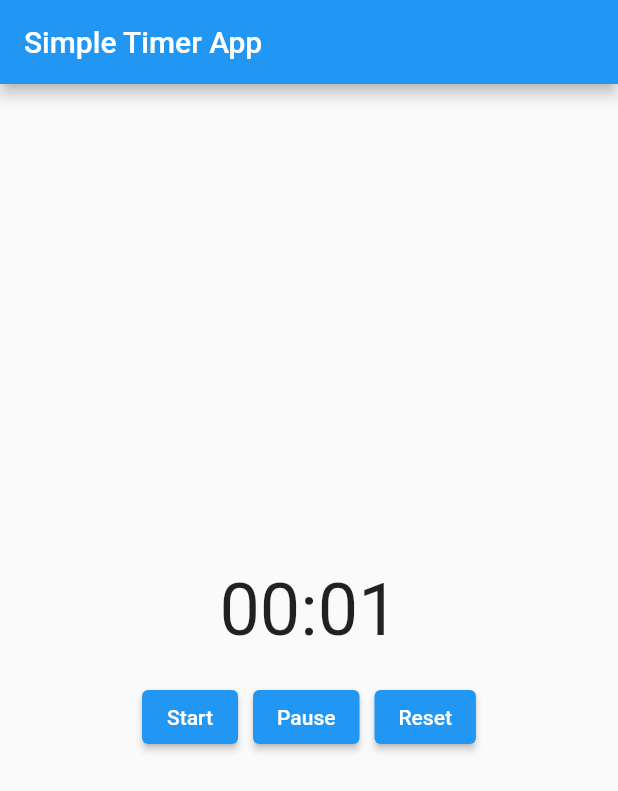
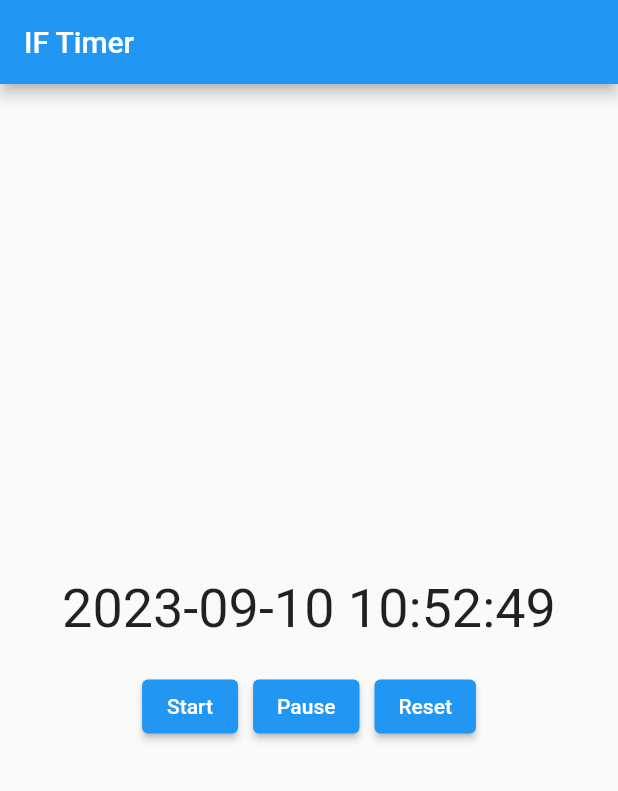
Before and after one commit to sangwoo-sean/if-timer, a Flutter app: the screen it shows after launch, after a tap on "Start", after a tap on "Pause", on a phone screen of 412 x 824 dp. Shown: the top 791 px of the screen. Run offline on Flutter 3.47's test engine with Material 2 defaults, Android fonts, the phone set to English and light mode, and no system bars.

Commit message:
format time

```diff
--- a/lib/main.dart
+++ b/lib/main.dart
@@ -1,6 +1,7 @@
 import 'dart:async';
 
 import 'package:flutter/material.dart';
+import 'package:intl/intl.dart';
 
 void main() {
   runApp(const IfTimerApp());
@@ -14,26 +15,27 @@
 }
 
 class _TimerAppState extends State<IfTimerApp> {
-  int _timeInSeconds = 0;
-  Timer? _timer;
+  int _timePassed = 0;
+  Timer? _ifTimer;
   bool _isRunning = false;
+  var speed = 1000;
 
   void _startTimer() {
     if (!_isRunning) {
       setState(() {
         _isRunning = true;
       });
-      _timer = Timer.periodic(const Duration(seconds: 1), (timer) {
+      _ifTimer = Timer.periodic(const Duration(milliseconds: 1), (timer) {
         setState(() {
-          _timeInSeconds++;
+          _timePassed = _timePassed + speed;
         });
       });
     }
   }
 
   void _pauseTimer() {
-    if (_timer != null && _isRunning) {
-      _timer!.cancel();
+    if (_ifTimer != null && _isRunning) {
+      _ifTimer!.cancel();
       setState(() {
         _isRunning = false;
       });
@@ -41,37 +43,35 @@
   }
 
   void _resetTimer() {
-    if (_timer != null) {
-      _timer!.cancel();
+    if (_ifTimer != null) {
+      _ifTimer!.cancel();
       setState(() {
         _isRunning = false;
-        _timeInSeconds = 0;
+        _timePassed = 0;
       });
     }
   }
 
   @override
   void dispose() {
-    _timer?.cancel();
+    _ifTimer?.cancel();
     super.dispose();
   }
 
   @override
   Widget build(BuildContext context) {
-    int minutes = _timeInSeconds ~/ 60;
-    int seconds = _timeInSeconds % 60;
+    DateTime ifNow = DateTime.fromMillisecondsSinceEpoch(DateTime.now().millisecondsSinceEpoch + _timePassed);
+    String formattedIfNow = DateFormat('yyyy-MM-dd hh:mm:ss').format(ifNow);
 
+    // var time = '${hours.toString().padLeft(2, '0')}:${minutes.toString().padLeft(2, '0')}:${seconds.toString().padLeft(2, '0')}';
     return MaterialApp(
       home: Scaffold(
-        appBar: AppBar(title: const Text('Simple Timer App')),
+        appBar: AppBar(title: const Text('IF Timer')),
         body: Center(
           child: Column(
             mainAxisAlignment: MainAxisAlignment.center,
             children: <Widget>[
-              Text(
-                '${minutes.toString().padLeft(2, '0')}:${seconds.toString().padLeft(2, '0')}',
-                style: const TextStyle(fontSize: 48),
-              ),
+              Text(formattedIfNow, style: const TextStyle(fontSize: 36)),
               const SizedBox(height: 20),
               Row(
                 mainAxisAlignment: MainAxisAlignment.center,
--- a/pubspec.yaml
+++ b/pubspec.yaml
@@ -30,6 +30,7 @@ environment:
 dependencies:
   flutter:
     sdk: flutter
+  intl: ^0.17.0
 
 
   # The following adds the Cupertino Icons font to your application.
```
Also changed, not shown: pubspec.lock.
